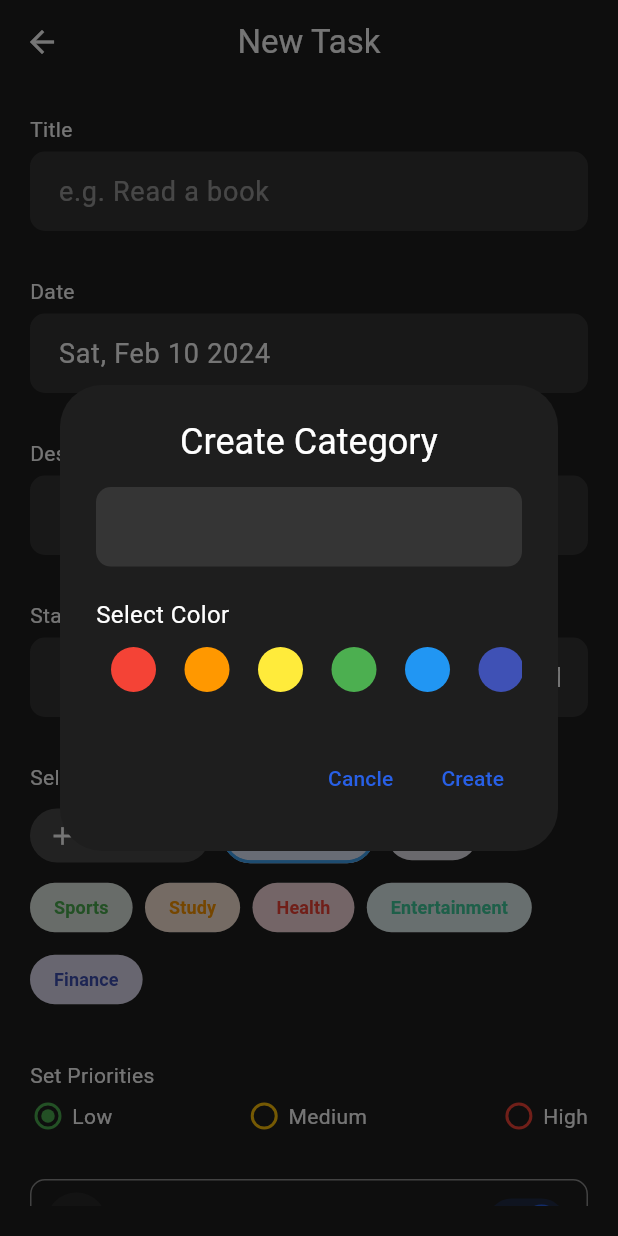
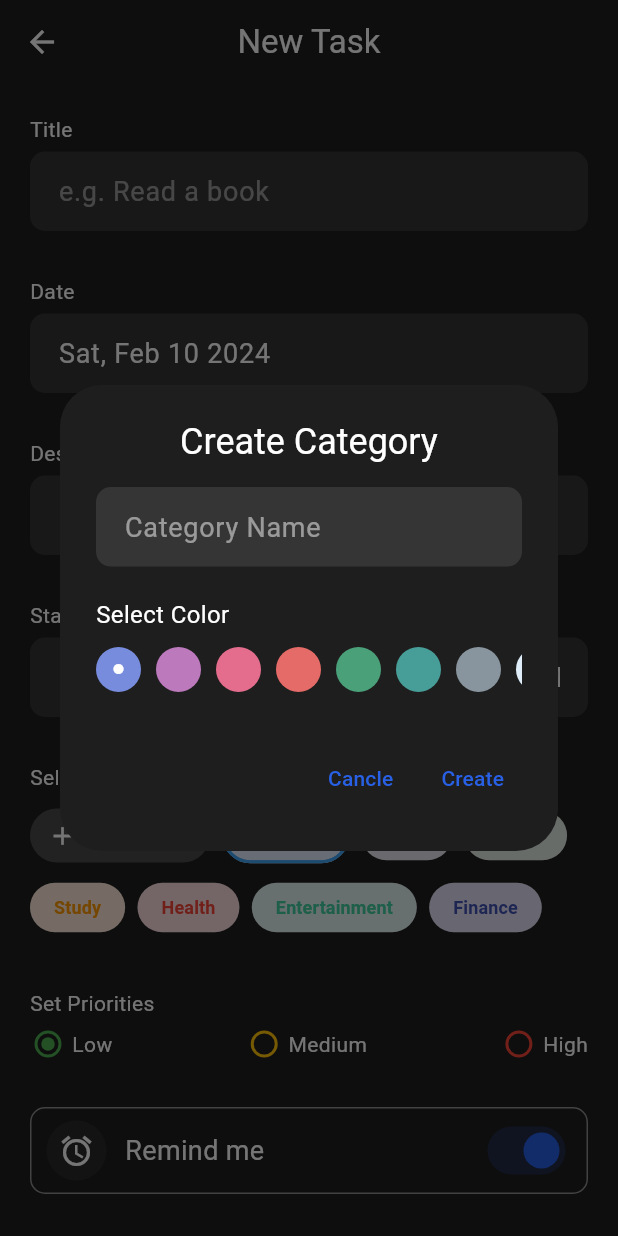
Before and after one commit to MuhammadHasan-Git/DoBits, a Flutter app: the AddTask screen opened directly, after a tap on "Add Category", on a phone screen of 412 x 824 dp. Run offline on Flutter 3.47's test engine with Material 3 defaults, Android fonts, the phone set to English and light mode, and no system bars; our stand-ins replace firebase_core, get; accounts and stored records are empty.

Commit message:
add "create category" and "delete category" functionality and bug fixes.

```diff
--- a/lib/controller/task_controller.dart
+++ b/lib/controller/task_controller.dart
@@ -12,6 +12,37 @@ class TaskController extends GetxController {
         DateTime(now.year, now.month, now.day, time.hour, time.minute);
     return DateFormat.jm().format(dateTime);
   }
+
+  RxList<TaskCategory> categories = [
+    TaskCategory(
+      name: 'Personal',
+      color: const Color(0xff42A5F5),
+    ),
+    TaskCategory(
+      name: 'Work',
+      color: const Color(0xff607D8B),
+    ),
+    TaskCategory(
+      name: 'Sports',
+      color: const Color(0xff4CAF50),
+    ),
+    TaskCategory(
+      name: 'Study',
+      color: const Color(0xffFF9800),
+    ),
+    TaskCategory(
+      name: 'Health',
+      color: const Color(0xffF44336),
+    ),
+    TaskCategory(
+      name: 'Entertainment',
+      color: const Color(0xff41CF9F),
+    ),
+    TaskCategory(
+      name: 'Finance',
+      color: const Color(0xff3F51B5),
+    ),
+  ].obs;
 
   String formattedDate = "";
   DateTime? selectedDate;
@@ -28,9 +59,27 @@ class TaskController extends GetxController {
       text: formatTime(const TimeOfDay(hour: 14, minute: 0)));
   final endTimeInput = TextEditingController(
       text: formatTime(const TimeOfDay(hour: 17, minute: 0)));
-  final categoryTitle = TextEditingController();
+  final categoryName = TextEditingController();
+
   final chipIndex = 0.obs;
-  RxList<TaskCategory> addedCategories = <TaskCategory>[].obs;
+
+  Rx<Color> selectedColor = Colors.transparent.obs;
+  RxInt buttonIndex = 0.obs;
+
+  addCategory(String name, Rx<Color> color, context) {
+    categories.add(TaskCategory(color: color.value, name: name));
+    Navigator.of(context).pop();
+    buttonIndex.value = 0;
+    categoryName.clear();
+  }
+
+  deleteCategory(index) {
+    if (index > 6) {
+      categories.remove(categories[index]);
+    } else {
+      null;
+    }
+  }
 
   Future displayDatePicker(BuildContext context) async {
     final initialDate = selectedDate ?? DateTime.now();
@@ -110,9 +159,8 @@ class TaskController extends GetxController {
             TextButton(
               style: TextButton.styleFrom(foregroundColor: darkBlue),
               child: const Text('Create'),
-              onPressed: () {
-                Navigator.of(context).pop();
-              },
+              onPressed: () =>
+                  addCategory(categoryName.text, selectedColor, context),
             ),
           ],
         );
--- a/lib/view/widget/category.dart
+++ b/lib/view/widget/category.dart
@@ -1,9 +1,7 @@
 import 'package:flutter/material.dart';
 import 'package:get/get.dart';
 import 'package:todo_app/controller/task_controller.dart';
-import 'package:todo_app/model/category.dart';
 import 'package:todo_app/utils/colors.dart';
-import 'package:todo_app/utils/constant.dart';
 import 'package:todo_app/utils/extensions.dart';
 
 class CategoryList extends StatelessWidget {
@@ -13,9 +11,10 @@ class CategoryList extends StatelessWidget {
   Widget build(BuildContext context) {
     final taskController = Get.put(TaskController());
 
-    return Wrap(
+    return Obx(
+      () => Wrap(
         spacing: 2.0.wp,
-      children: List.generate(defaultCategories.length + 1, (index) {
+        children: List.generate(taskController.categories.length + 1, (index) {
           if (index == 0) {
             return InkWell(
               onTap: () {
@@ -54,42 +53,39 @@ class CategoryList extends StatelessWidget {
             );
           } else {
             final adjustedIndex = index - 1;
-          final categoryList = TaskCategory(
-              name: defaultCategories[adjustedIndex],
-              color: defaultCategoriesColor[adjustedIndex]);
+
             return GestureDetector(
               onTap: () => taskController.chipIndex.value = adjustedIndex,
-            child: Obx(
-              () => Chip(
-                avatar: taskController.chipIndex.value == adjustedIndex
-                    ? const Icon(Icons.done)
-                    : null,
+              onLongPress: () => taskController.deleteCategory(adjustedIndex),
+              child: Chip(
                 shape: RoundedRectangleBorder(
                     borderRadius: BorderRadius.circular(20)),
                 label: Text(
-                  categoryList.name,
+                  taskController.categories[adjustedIndex].name,
                   style: TextStyle(
                     fontSize: 12,
-                    color: categoryList.color,
+                    color: taskController.categories[adjustedIndex].color,
                     fontWeight: FontWeight.bold,
                   ),
                 ),
                 side: BorderSide(
                     color: taskController.chipIndex.value == adjustedIndex
-                        ? categoryList.color
+                        ? taskController.categories[adjustedIndex].color
                         : Colors.transparent,
                     width: taskController.chipIndex.value == adjustedIndex
                         ? 2
                         : 0),
                 color: MaterialStatePropertyAll(
-                  categoryList.color.withOpacity(0.15),
+                  taskController.categories[adjustedIndex].color
+                      .withOpacity(0.15),
                 ),
-                surfaceTintColor: categoryList.color.withOpacity(0.15),
-              ),
+                surfaceTintColor: taskController.categories[adjustedIndex].color
+                    .withOpacity(0.15),
               ),
             );
           }
         }),
+      ),
     );
   }
 }
--- a/lib/view/widget/color_picker.dart
+++ b/lib/view/widget/color_picker.dart
@@ -1,13 +1,10 @@
+import 'dart:developer';
+
 import 'package:flutter/material.dart';
+import 'package:get/get.dart';
+import 'package:todo_app/utils/colors.dart';
 
-void main() {
-  runApp(MaterialApp(
-    home: Scaffold(
-      appBar: AppBar(title: Text('Color Picker')),
-      body: ColorPicker(),
-    ),
-  ));
-}
+import '../../controller/task_controller.dart';
 
 class ColorPicker extends StatefulWidget {
   @override
@@ -23,45 +20,61 @@ class _ColorPickerState extends State<ColorPicker> {
     false,
     false,
     false,
-    false
+    false,
+    false,
+    false,
+    false,
+    false,
+    false,
+    false,
   ];
-  List<Color> colors = [
-    Colors.red,
-    Colors.orange,
-    Colors.yellow,
-    Colors.green,
-    Colors.blue,
-    Colors.indigo,
-    Colors.purple,
-    Colors.black,
+  List<Color> colors = const [
+    Color(0xff778CDD),
+    Color(0xffBC79BC),
+    Color(0xffE46D8D),
+    Color(0xffE56B68),
+    Color(0xff4AA079),
+    Color(0xff479E98),
+    Color(0xff88959E),
+    Color(0xffDFEDF8),
+    Color(0xffF2E7F8),
+    Color(0xffFFE4E9),
+    Color(0xffF9E8DE),
+    Color(0xffD5F1E5),
+    Color(0xffD4F1EF),
+    Color(0xffE7ECF0),
   ];
-  Color selectedColor = Colors.transparent;
 
   @override
   Widget build(BuildContext context) {
-    return Center(
-      child: SingleChildScrollView(
+    final taskController = Get.put(TaskController());
+    return SingleChildScrollView(
       scrollDirection: Axis.horizontal,
-        child: ToggleButtons(
-          isSelected: isSelected,
-          onPressed: (int index) {
-            setState(() {
-              for (int buttonIndex = 0;
-                  buttonIndex < isSelected.length;
-                  buttonIndex++) {
-                isSelected[buttonIndex] = (buttonIndex == index);
-              }
-              selectedColor = colors[index];
-            });
-          },
+      child: Row(
         children: List.generate(
           colors.length,
-            (index) => Container(
+          (index) => GestureDetector(
+            onTap: () {
+              taskController.buttonIndex.value = index;
+              taskController.selectedColor.value = colors[index];
+              log(colors[index].toString());
+            },
+            child: Obx(
+              () => Container(
                 width: 30,
                 height: 30,
+                margin: const EdgeInsets.only(right: 10, top: 10, bottom: 10),
                 decoration: BoxDecoration(
                   color: colors[index],
                   shape: BoxShape.circle,
+                ),
+                child: taskController.buttonIndex.value == index
+                    ? const Icon(
+                        Icons.circle,
+                        size: 8,
+                        color: white,
+                      )
+                    : null,
               ),
             ),
           ),
--- a/lib/view/widget/dialog_content.dart
+++ b/lib/view/widget/dialog_content.dart
@@ -16,9 +16,13 @@ class DialogContent extends StatelessWidget {
       mainAxisSize: MainAxisSize.min,
       crossAxisAlignment: CrossAxisAlignment.start,
       children: [
-        CustomTextField(
-          width: double.infinity,
-          controller: taskController.categoryTitle,
+        Obx(
+          () => CustomTextField(
+            width: double.infinity,
+            controller: taskController.categoryName,
+            hintText: "Category Name",
+            color: taskController.selectedColor.value,
+          ),
         ),
         SizedBox(
           height: 5.0.wp,
--- a/lib/view/widget/text_field.dart
+++ b/lib/view/widget/text_field.dart
@@ -10,11 +10,14 @@ class CustomTextField extends StatelessWidget {
     this.onTap,
     this.textAlign = TextAlign.start,
     this.readOnly = false,
+    this.color = white,
   });
 
   final String? hintText;
 
   final double width;
+
+  final Color? color;
 
   final bool? readOnly;
 
@@ -33,8 +36,8 @@ class CustomTextField extends StatelessWidget {
         textAlign: textAlign!,
         readOnly: readOnly!,
         controller: controller,
-        style: const TextStyle(
-          color: white,
+        style: TextStyle(
+          color: color,
           height: 1.28,
           fontSize: 18,
         ),
```
Also changed, not shown: lib/main.dart (+49 -44 lines). Lines whose indentation alone changed are shown as unchanged.
